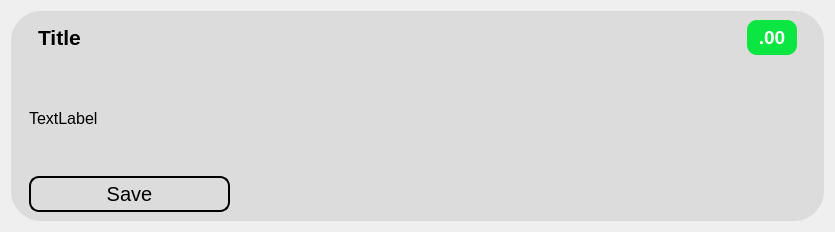
The window that ui/result.ui (Achu-Worifung/quickMove) describes before a commit, drawn with Qt 5.
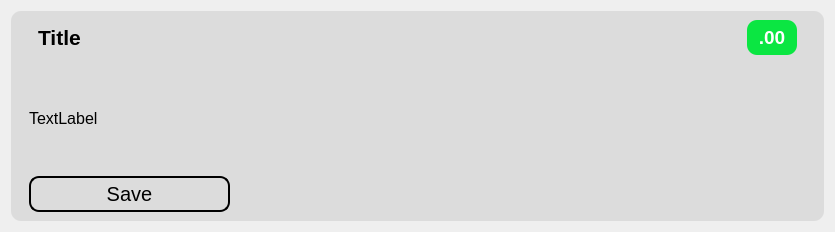
The same window after the commit. Icons and pictures are not drawn.

Commit message: fix layout --alinged suggestion model with parent container --removed eye --changed border radius of componnt

Diff of the .ui file:
```diff
--- a/ui/result.ui
+++ b/ui/result.ui
@@ -31,7 +31,7 @@
      <property name="styleSheet">
       <string notr="true">background-color: rgb(220, 220, 220);
 border-color: rgb(192, 192, 192);
-border-radius: 30px;</string>
+border-radius: 10px;</string>
      </property>
      <layout class="QVBoxLayout" name="verticalLayout_3">
       <item>
```
The commit also changes 4 other files.
